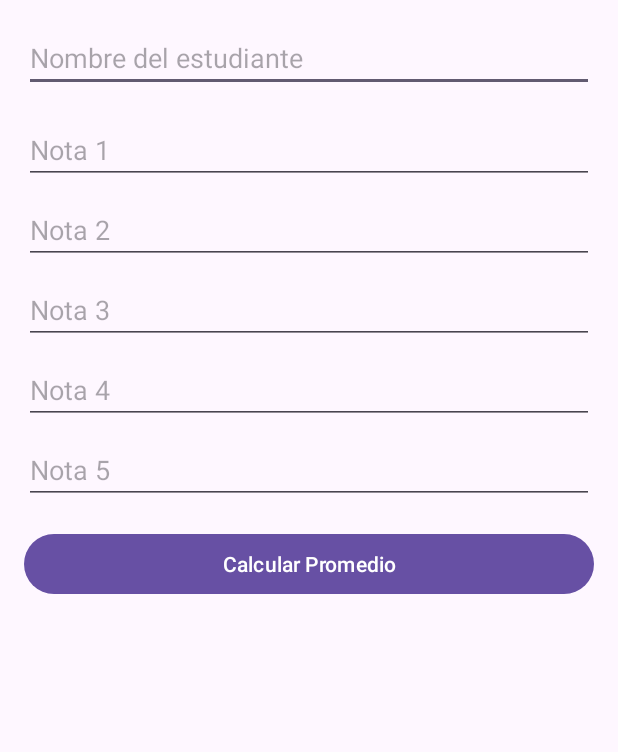
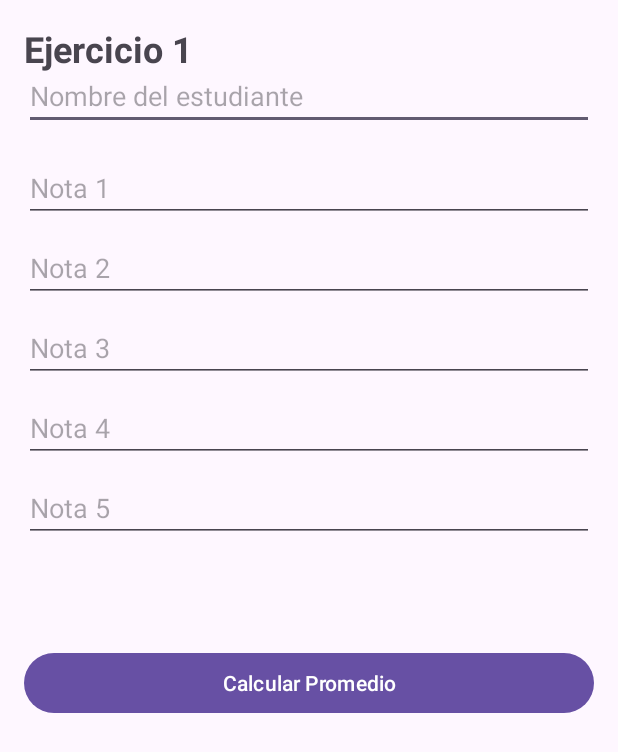
Before and after one commit to AbigaailAcuna/Desafio1DSM_AM200230_OC200384, an Android app: the PromedioActivity screen opened directly, with no data from a screen before it, on a phone screen of 412 x 824 dp. Shown: the top 752 px of the screen. Run offline under Robolectric (Android 15) with nearby library versions, the phone set to English and light mode, and no system bars.

Commit message:
Validaciones y cambios Promedio y Calculadora

```diff
--- a/app/src/main/java/com/example/desafio1_am200230_oc200384/PromedioActivity.kt
+++ b/app/src/main/java/com/example/desafio1_am200230_oc200384/PromedioActivity.kt
@@ -6,16 +6,17 @@ import android.widget.EditText
 import android.widget.TextView
 import androidx.appcompat.app.AppCompatActivity
 
+ lateinit var edtNombreEstudiante: EditText
+ lateinit var edtNota1: EditText
+ lateinit var edtNota2: EditText
+ lateinit var edtNota3: EditText
+ lateinit var edtNota4: EditText
+ lateinit var edtNota5: EditText
+ lateinit var btnCalcularPromedio: Button
+ lateinit var txtResultado: TextView
+
+
 class PromedioActivity : AppCompatActivity() {
-
-    private lateinit var edtNombreEstudiante: EditText
-    private lateinit var edtNota1: EditText
-    private lateinit var edtNota2: EditText
-    private lateinit var edtNota3: EditText
-    private lateinit var edtNota4: EditText
-    private lateinit var edtNota5: EditText
-    private lateinit var btnCalcularPromedio: Button
-    private lateinit var txtResultado: TextView
 
     override fun onCreate(savedInstanceState: Bundle?) {
         super.onCreate(savedInstanceState)
@@ -28,29 +29,35 @@ class PromedioActivity : AppCompatActivity() {
         edtNota4 = findViewById(R.id.edtNota4)
         edtNota5 = findViewById(R.id.edtNota5)
         btnCalcularPromedio = findViewById(R.id.btnCalcularPromedio)
-        txtResultado = findViewById(R.id.txtResultado)
+        txtResultado = findViewById(R.id.lblResultado)
 
         btnCalcularPromedio.setOnClickListener {
             val nombreEstudiante = edtNombreEstudiante.text.toString()
             val notas = mutableListOf<Double>()
-            notas.add(edtNota1.text.toString().toDouble())
-            notas.add(edtNota2.text.toString().toDouble())
-            notas.add(edtNota3.text.toString().toDouble())
-            notas.add(edtNota4.text.toString().toDouble())
-            notas.add(edtNota5.text.toString().toDouble())
 
-            val promedio = calcularPromedio(notas)
-            val resultado = if (promedio >= 6.0) "aprobado" else "reprobado"
+            // Validar que todas las notas sean números válidos y mayores a cero
+            var todasLasNotasValidas = true
+            for (edtNota in listOf(edtNota1, edtNota2, edtNota3, edtNota4, edtNota5)) {
+                val nota = edtNota.text.toString().toDoubleOrNull()
+                if (nota == null || nota <= 0) {
+                    todasLasNotasValidas = false
+                    break
+                }
+                notas.add(nota)
+            }
 
-            txtResultado.text = "El promedio del estudiante $nombreEstudiante es: $promedio. Está $resultado."
+            if (!todasLasNotasValidas) {
+                txtResultado.text = "Por favor, ingrese notas válidas mayores que cero en todos los campos."
+                return@setOnClickListener
+            }
+
+            val estudiante = CalcularPromedio(edtNombreEstudiante, listOf(edtNota1, edtNota2, edtNota3, edtNota4, edtNota5))
+
+            val resultados = estudiante.calcularPromedio()
+            val resultado = if (resultados.aprobado) "aprobado" else "reprobado"
+
+            txtResultado.text = "El promedio del estudiante $nombreEstudiante es: ${resultados.promedio}. Está $resultado."
         }
-    }
 
-    private fun calcularPromedio(notas: List<Double>): Double {
-        // Suma de todas las notas
-        val sumaNotas = notas.sum()
-
-        // Calcula el promedio
-        return sumaNotas / notas.size
     }
 }
--- a/app/src/main/res/layout/activity_empleado.xml
+++ b/app/src/main/res/layout/activity_empleado.xml
@@ -9,10 +9,10 @@
 
 
     <TextView
-        android:id="@+id/TxtTituloEjer2"
+        android:id="@+id/LblTituloEjercicio2"
         android:layout_width="wrap_content"
         android:layout_height="wrap_content"
-        android:text="@string/TxtTituloEjer2"
+        android:text="@string/LblTituloEjer2"
         android:textSize="24sp"
         android:textStyle="bold"
         android:layout_gravity="center_horizontal"
--- a/app/src/main/res/layout/activity_promedio.xml
+++ b/app/src/main/res/layout/activity_promedio.xml
@@ -6,12 +6,24 @@
     android:padding="16dp"
     tools:context=".PromedioActivity">
 
+
+    <TextView
+        android:id="@+id/LblTituloEjercicio1"
+        android:layout_width="wrap_content"
+        android:layout_height="wrap_content"
+        android:text="@string/LblTituloEjer1"
+        android:textSize="24sp"
+        android:textStyle="bold"
+        android:layout_gravity="center_horizontal"
+        android:paddingBottom="25dp"/>
+
     <EditText
         android:id="@+id/edtNombreEstudiante"
         android:layout_width="match_parent"
         android:layout_height="wrap_content"
         android:hint="Nombre del estudiante"
-        android:layout_marginBottom="16dp"/>
+        android:layout_marginBottom="16dp"
+        android:layout_marginTop="25dp"/>
 
     <EditText
         android:id="@+id/edtNota1"
@@ -57,12 +69,13 @@
         android:id="@+id/btnCalcularPromedio"
         android:layout_width="match_parent"
         android:layout_height="wrap_content"
-        android:text="Calcular Promedio"
         android:layout_below="@id/edtNota5"
-        android:layout_marginBottom="16dp"/>
+        android:layout_marginTop="54dp"
+        android:layout_marginBottom="16dp"
+        android:text="Calcular Promedio" />
 
     <TextView
-        android:id="@+id/txtResultado"
+        android:id="@+id/lblResultado"
         android:layout_width="match_parent"
         android:layout_height="wrap_content"
         android:textSize="18sp"
--- a/app/src/main/res/values/strings.xml
+++ b/app/src/main/res/values/strings.xml
@@ -4,7 +4,9 @@
     <string name="btnEmpleado">Ejercicio 2 -Cálculo de salario neto</string>
     <string name="btnCalculadora">Ejercicio 3 - Calculadora</string>
     <string name="btnCalcularSalario">Calcular Salario base del empleado</string>
-    <string name="TxtTituloEjer2">Ejercicio 2</string>
+    <string name="LblTituloEjer1">Ejercicio 1</string>
+    <string name="LblTituloEjer2">Ejercicio 2</string>
+    <string name="LblTituloEjer3">Ejercicio 3</string>
     <string name="TxtResumenSalario">Detalle de Salario</string>
     <string name="TxtTituloSalarioBase">Salario Base: </string>
     <string name="TxtTituloISSS">Descuento ISSS: </string>
```
Also changed, not shown: app/src/main/java/com/example/desafio1_am200230_oc200384/Calculadora.kt (added, +24 -0 lines), app/src/main/java/com/example/desafio1_am200230_oc200384/CalculadoraActivity.kt (+23 -22 lines), app/src/main/java/com/example/desafio1_am200230_oc200384/Estudiante.kt (added, +27 -0 lines), app/src/main/res/layout/activity_calculadora.xml (+19 -8 lines).
